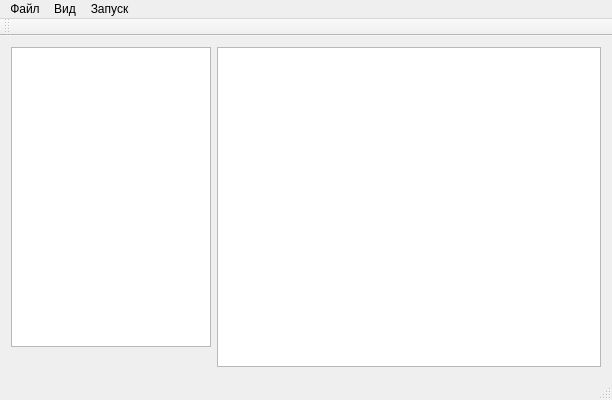
Qt form smartcode.ui (shotInLeg/SmartCode) before a commit.
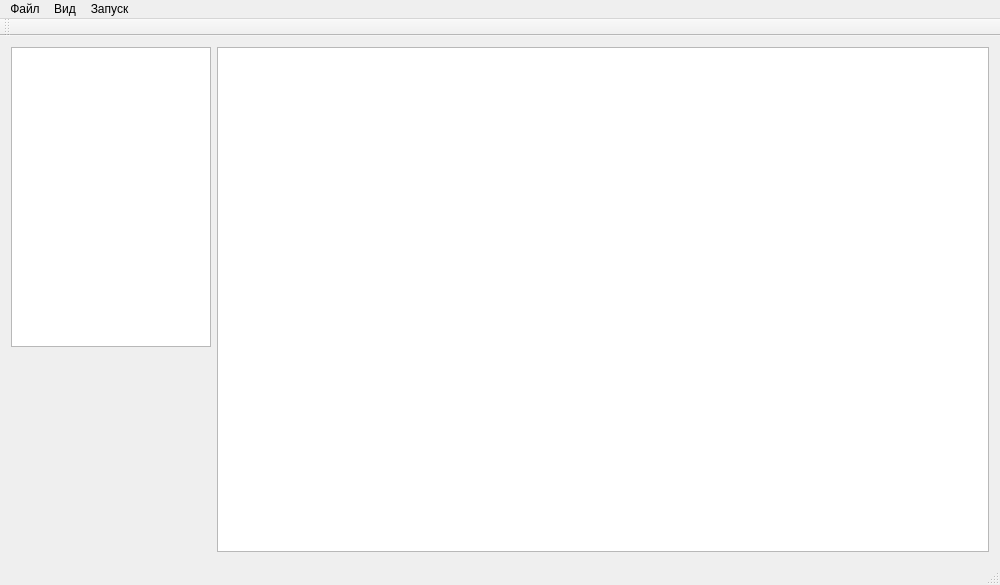
The same form after that commit.

```diff
--- a/smartcode.ui
+++ b/smartcode.ui
@@ -6,10 +6,22 @@
    <rect>
     <x>0</x>
     <y>0</y>
-    <width>612</width>
-    <height>400</height>
+    <width>1000</width>
+    <height>585</height>
    </rect>
   </property>
+  <property name="minimumSize">
+   <size>
+    <width>1000</width>
+    <height>400</height>
+   </size>
+  </property>
+  <property name="maximumSize">
+   <size>
+    <width>1000</width>
+    <height>16777215</height>
+   </size>
+  </property>
   <property name="windowTitle">
    <string>SmartCode</string>
   </property>
@@ -71,6 +83,12 @@
       </item>
       <item>
        <widget class="QTextEdit" name="pteCodeEdit">
+        <property name="minimumSize">
+         <size>
+          <width>0</width>
+          <height>0</height>
+         </size>
+        </property>
         <property name="styleSheet">
          <string notr="true"/>
         </property>
@@ -85,7 +103,7 @@
     <rect>
      <x>0</x>
      <y>0</y>
-     <width>612</width>
+     <width>1000</width>
      <height>21</height>
     </rect>
    </property>
```
Left out of the diff: 24 changed lines with no effect on the pictures.
